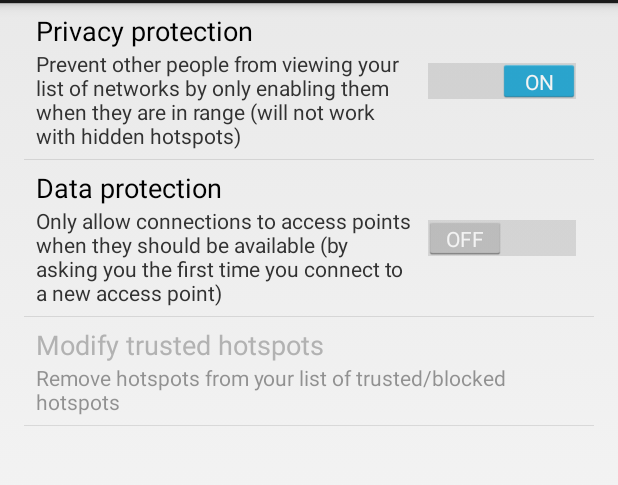
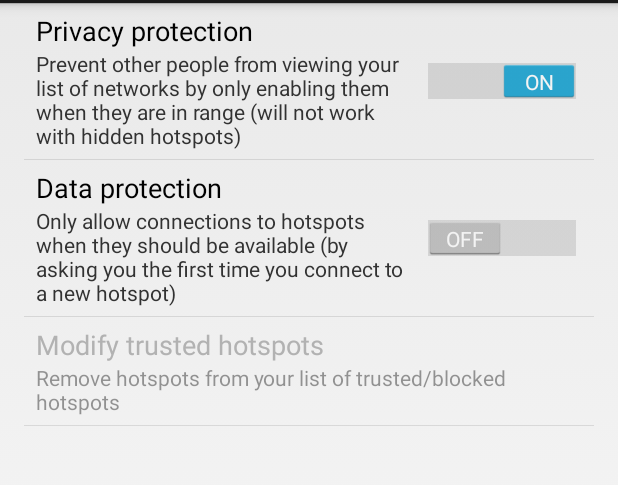
Before and after one commit to BramBonne/privacypolice, an Android app: the screen it shows after launch (PreferencesActivity), on a phone screen of 412 x 824 dp, the part 69-554 px from its top. Run offline under Robolectric (Android 15) with nearby library versions, the phone set to English and light mode, and no system bars.

Commit message:
Renamed 'access point' to 'hotspot' in the UI.

```diff
--- a/privacypolice/src/main/res/values/strings.xml
+++ b/privacypolice/src/main/res/values/strings.xml
@@ -5,7 +5,7 @@
     <string name="pref_onlyavailable">Privacy protection</string>
     <string name="pref_onlyavailable_summ">Prevent other people from viewing your list of networks by only enabling them when they are in range (will not work with hidden hotspots)</string>
     <string name="pref_onlyknown">Data protection</string>
-    <string name="pref_onlyknown_summ">Only allow connections to access points when they should be available (by asking you the first time you connect to a new access point)</string>
+    <string name="pref_onlyknown_summ">Only allow connections to hotspots when they should be available (by asking you the first time you connect to a new hotspot)</string>
     <string name="ask_permission">Are you sure network "%1$s" should be available right now?</string>
     <string name="yes">Yes</string>
     <string name="no">No</string>
@@ -22,7 +22,7 @@
     <string name="pref_tracking_summ">Enabling this helps further research by periodically sending anonymous usage data, such as whether you are still using the app. We do not collect any personally identifiable information, such as network names.</string>
     <string name="modify_hotspots">Modify trusted hotspots</string>
     <string name="modify_hotspots_summ">Remove hotspots from your list of trusted/blocked hotspots</string>
-    <string name="dialog_removetrustedmac">Are you sure you want to remove access point \"%1$s\"?</string>
+    <string name="dialog_removetrustedmac">Are you sure you want to remove hotspot \"%1$s\"?</string>
     <string name="dialog_remove">Remove</string>
 
 </resources>
```
